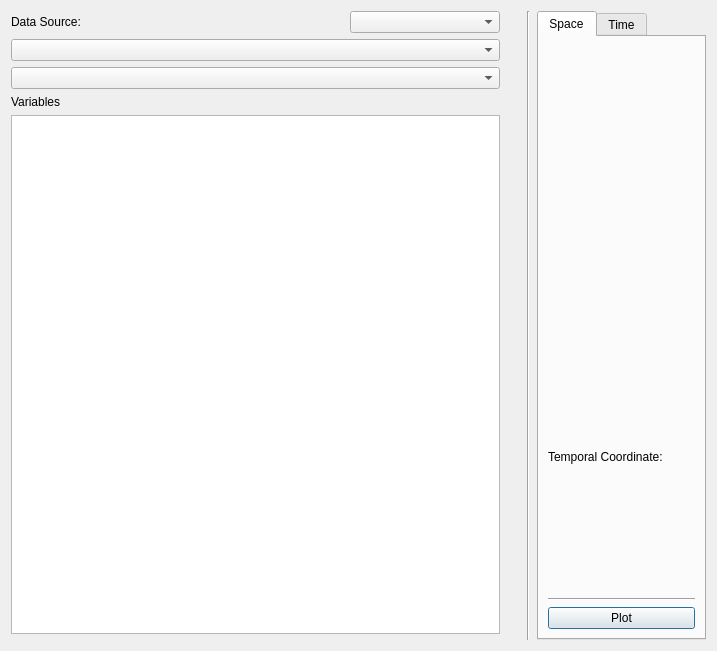
Above: apps/vaporgui/plotWindow.ui from StasJ/vapor-formatted before the change. Below: the same form after it.
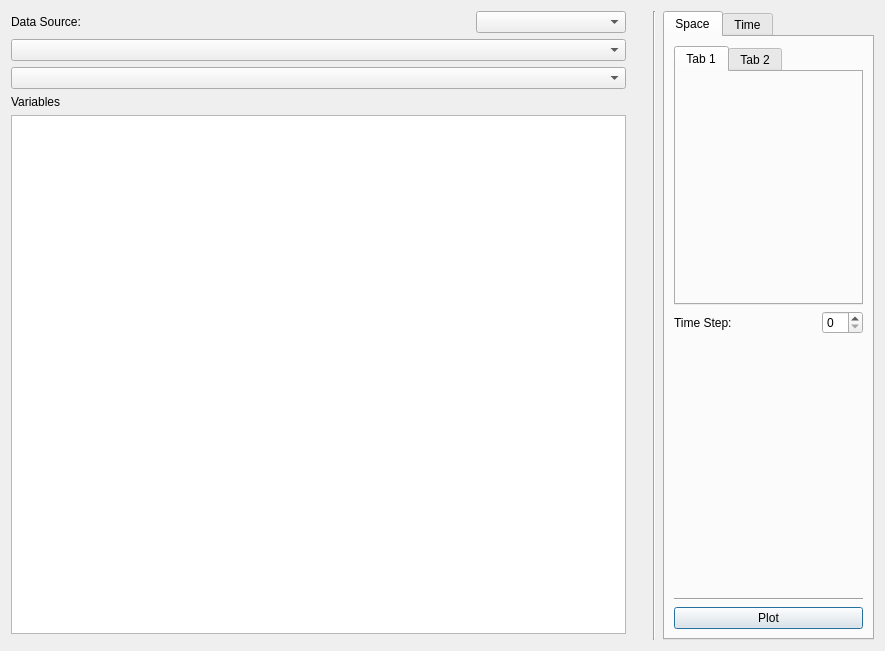
That is the form after the change. Custom widgets are drawn as their Qt base class.

What changed in the file:
```diff
--- a/apps/vaporgui/plotWindow.ui
+++ b/apps/vaporgui/plotWindow.ui
@@ -6,7 +6,7 @@
    <rect>
     <x>0</x>
     <y>0</y>
-    <width>717</width>
+    <width>885</width>
     <height>651</height>
    </rect>
   </property>
@@ -121,27 +121,67 @@
         </attribute>
         <layout class="QVBoxLayout" name="verticalLayout_3">
          <item>
-          <layout class="QHBoxLayout" name="horizontalLayout_2">
+          <widget class="QTabWidget" name="P1P2Widget">
+           <property name="currentIndex">
+            <number>0</number>
+           </property>
+           <widget class="GeometryWidget" name="P1Widget">
+            <attribute name="title">
+             <string>Tab 1</string>
+            </attribute>
+           </widget>
+           <widget class="GeometryWidget" name="P2Widget">
+            <attribute name="title">
+             <string>Tab 2</string>
+            </attribute>
+           </widget>
+          </widget>
+         </item>
+         <item>
+          <layout class="QHBoxLayout" name="MinTimeLayout">
+           <property name="spacing">
+            <number>0</number>
+           </property>
            <item>
-            <widget class="GeometryWidget" name="P1Widget" native="true"/>
+            <widget class="QLabel" name="TimeStepLabel">
+             <property name="text">
+              <string>Time Step:</string>
+             </property>
+            </widget>
            </item>
            <item>
-            <widget class="GeometryWidget" name="P2Widget" native="true"/>
+            <spacer name="horizontalSpacer_4">
+             <property name="orientation">
+              <enum>Qt::Horizontal</enum>
+             </property>
+             <property name="sizeType">
+              <enum>QSizePolicy::MinimumExpanding</enum>
+             </property>
+             <property name="sizeHint" stdset="0">
+              <size>
+               <width>40</width>
+               <height>20</height>
+              </size>
+             </property>
+            </spacer>
+           </item>
+           <item>
+            <widget class="QSpinBox" name="TimestepSpinbox"/>
            </item>
           </layout>
          </item>
          <item>
-          <widget class="QLabel" name="label_5">
-           <property name="sizePolicy">
-            <sizepolicy hsizetype="Preferred" vsizetype="Preferred">
-             <horstretch>0</horstretch>
-             <verstretch>0</verstretch>
-            </sizepolicy>
+          <spacer name="verticalSpacer">
+           <property name="orientation">
+            <enum>Qt::Vertical</enum>
            </property>
-           <property name="text">
-            <string>Temporal Coordinate:</string>
+           <property name="sizeHint" stdset="0">
+            <size>
+             <width>20</width>
+             <height>40</height>
+            </size>
            </property>
-          </widget>
+          </spacer>
          </item>
          <item>
           <widget class="Line" name="line_3">
```
Left out of the diff: 2 changed lines with no effect on the pictures.
